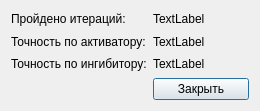
Above: TeamProjects/diffusion-solver/ui/dssummarydialog.ui from antonlarin/aNiMated-batman before the change. Below: the same form after it.
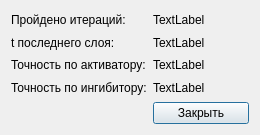
That is the form after the change.

Commit message: Add time of last layer to the summary dialog

The edit to the form file:
```diff
--- a/TeamProjects/diffusion-solver/ui/dssummarydialog.ui
+++ b/TeamProjects/diffusion-solver/ui/dssummarydialog.ui
@@ -7,7 +7,7 @@
     <x>0</x>
     <y>0</y>
     <width>260</width>
-    <height>111</height>
+    <height>135</height>
    </rect>
   </property>
   <property name="windowTitle">
@@ -20,14 +20,14 @@
    <bool>true</bool>
   </property>
   <layout class="QGridLayout" name="gridLayout">
-   <item row="1" column="0">
+   <item row="2" column="0">
     <widget class="QLabel" name="activatorAccuracyLabel">
      <property name="text">
       <string>Точность по активатору:</string>
      </property>
     </widget>
    </item>
-   <item row="2" column="0">
+   <item row="4" column="0">
     <widget class="QLabel" name="inhibitorAccuracyLabel">
      <property name="text">
       <string>Точность по ингибитору:</string>
@@ -48,27 +48,41 @@
      </property>
     </widget>
    </item>
-   <item row="2" column="1">
+   <item row="4" column="1">
     <widget class="QLabel" name="inhibitorAccuracyValueLabel">
      <property name="text">
       <string>TextLabel</string>
      </property>
     </widget>
    </item>
-   <item row="1" column="1">
-    <widget class="QLabel" name="activatorAccuracyValueLabel">
-     <property name="text">
-      <string>TextLabel</string>
-     </property>
-    </widget>
-   </item>
-   <item row="3" column="1">
+   <item row="5" column="1">
     <widget class="QPushButton" name="closeButton">
      <property name="text">
       <string>Закрыть</string>
      </property>
     </widget>
    </item>
+   <item row="2" column="1">
+    <widget class="QLabel" name="activatorAccuracyValueLabel">
+     <property name="text">
+      <string>TextLabel</string>
+     </property>
+    </widget>
+   </item>
+   <item row="1" column="0">
+    <widget class="QLabel" name="finalTimeLabel">
+     <property name="text">
+      <string>t последнего слоя:</string>
+     </property>
+    </widget>
+   </item>
+   <item row="1" column="1">
+    <widget class="QLabel" name="finalTimeValueLabel">
+     <property name="text">
+      <string>TextLabel</string>
+     </property>
+    </widget>
+   </item>
   </layout>
  </widget>
  <resources/>
```
The commit also changes 3 other files.
